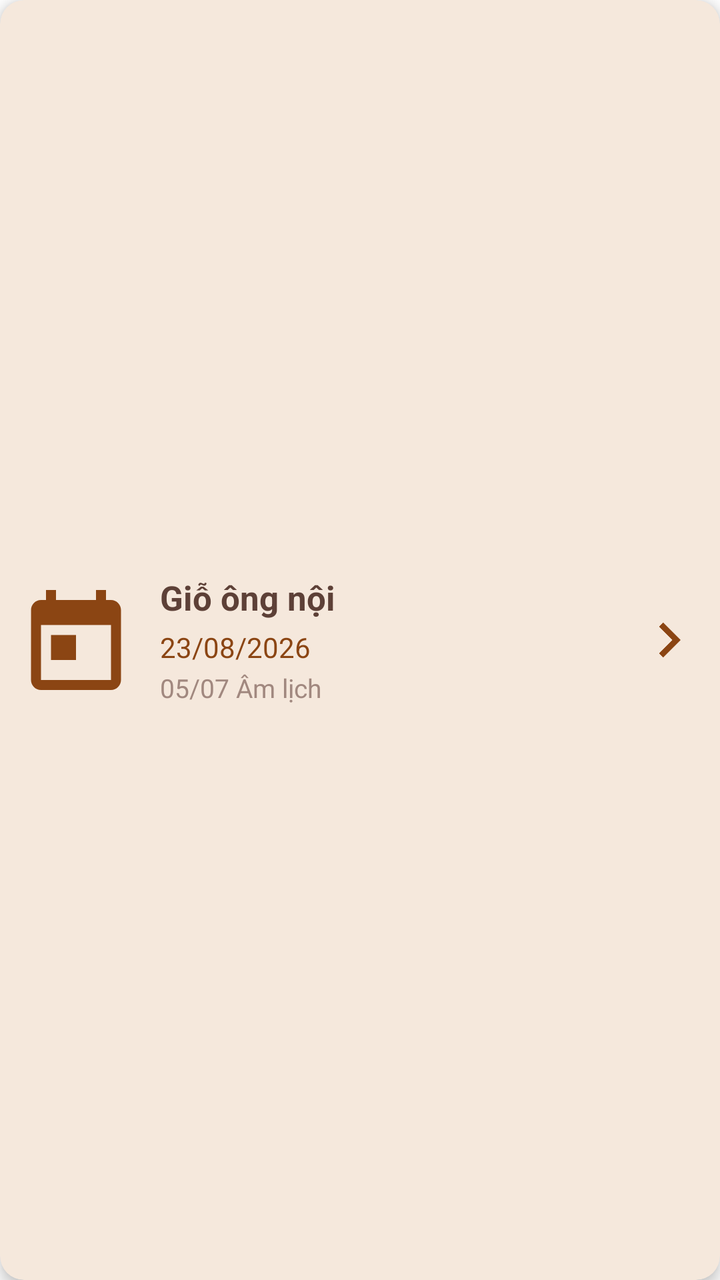
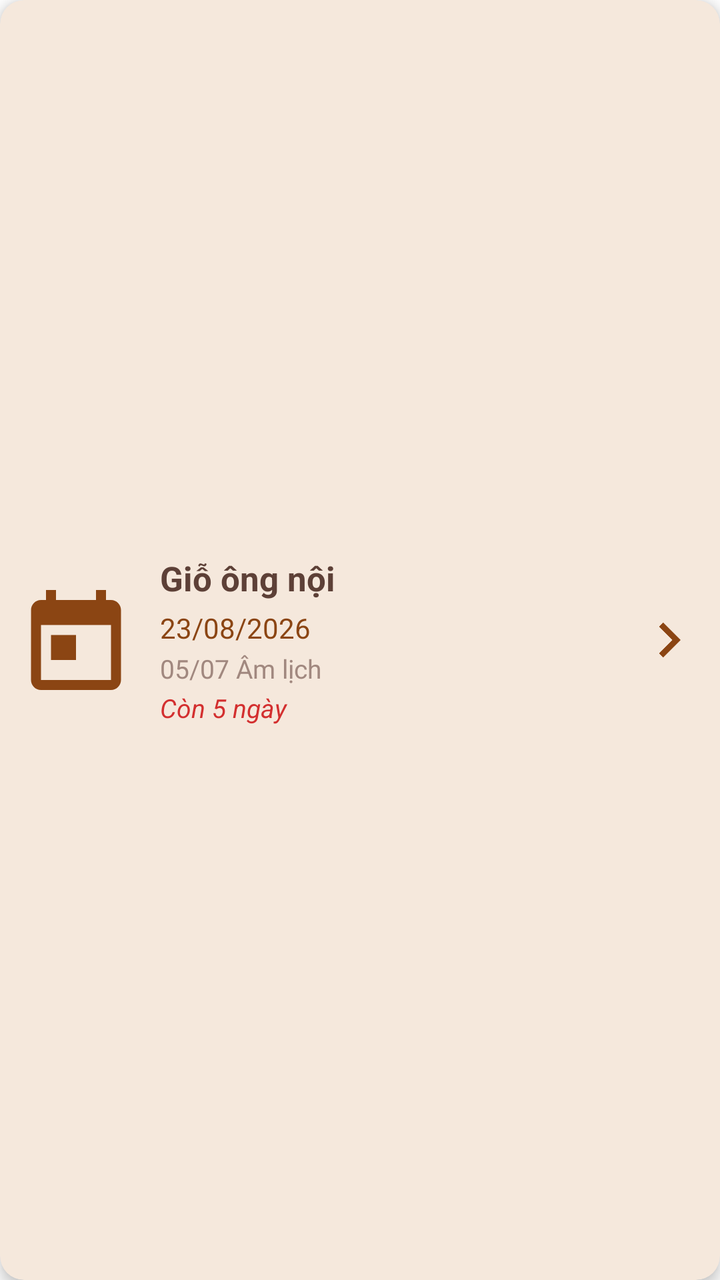

The first picture is an Android layout as it rendered before a commit; the second is the same layout after the commit. The layout source and the unified diff follow.
<!-- AndroidManifest.xml: application theme Theme.ThapHuongGiaTien -->
<!-- res/layout/item_home_event.xml -->
<?xml version="1.0" encoding="utf-8"?>
<androidx.cardview.widget.CardView xmlns:android="http://schemas.android.com/apk/res/android"
    xmlns:app="http://schemas.android.com/apk/res-auto"
    android:layout_width="match_parent"
    android:layout_height="wrap_content"
    app:cardBackgroundColor="#F5E8DC"
    app:cardCornerRadius="12dp"
    android:layout_marginBottom="6dp"
    app:cardElevation="4dp">
    <androidx.constraintlayout.widget.ConstraintLayout
        android:layout_width="match_parent"
        android:layout_height="match_parent"
        android:padding="8dp">
        <ImageView
            android:id="@+id/imgEventIcon"
            android:layout_width="60dp"
            android:layout_height="60dp"
            android:src="@drawable/ic_event_placeholder"
            android:contentDescription="@null"
            app:tint="#8B4513"
            app:layout_constraintBottom_toBottomOf="parent"
            app:layout_constraintStart_toStartOf="parent"
            app:layout_constraintTop_toTopOf="parent" />
        <LinearLayout
            android:id="@+id/layoutEventContent"
            android:layout_width="0dp"
            android:layout_height="wrap_content"
            android:layout_marginStart="12dp"
            android:orientation="vertical"
            app:layout_constraintBottom_toBottomOf="parent"
            app:layout_constraintEnd_toStartOf="@id/imgEventArrow"
            app:layout_constraintStart_toEndOf="@id/imgEventIcon"
            app:layout_constraintTop_toTopOf="parent">
            <TextView
                android:id="@+id/txtEventName"
                android:layout_width="match_parent"
                android:layout_height="wrap_content"
                android:text="Giỗ ông nội"
                android:textColor="#5D4037"
                android:textSize="17sp"
                android:textStyle="bold" />
            <TextView
                android:id="@+id/txtSolarDate"
                android:layout_width="match_parent"
                android:layout_height="wrap_content"
                android:layout_marginTop="4dp"
                android:text="23/08/2026"
                android:textColor="#8B4513"
                android:textSize="14sp" />
            <TextView
                android:id="@+id/txtLunarDate"
                android:layout_width="match_parent"
                android:layout_height="wrap_content"
                android:layout_marginTop="2dp"
                android:text="05/07 Âm lịch"
                android:textColor="#A1887F"
                android:textSize="13sp" />
        </LinearLayout>
        <ImageView
            android:id="@+id/imgEventArrow"
            android:layout_width="35dp"
            android:layout_height="match_parent"
            android:src="@drawable/ic_arrow_right"
            android:contentDescription="@null"
            app:tint="#8B4513"
            app:layout_constraintBottom_toBottomOf="parent"
            app:layout_constraintEnd_toEndOf="parent"
            app:layout_constraintTop_toTopOf="parent" />
    </androidx.constraintlayout.widget.ConstraintLayout>
</androidx.cardview.widget.CardView>
<!-- resources referenced by this layout -->
<resources>
  <!-- drawable ic_arrow_right (drawable) -->
  <vector xmlns:android="http://schemas.android.com/apk/res/android"
      android:width="24dp"
      android:height="24dp"
      android:viewportWidth="24"
      android:viewportHeight="24">
      <path
          android:fillColor="#FF000000"
          android:pathData="M8.59,16.59L13.17,12L8.59,7.41L10,6l6,6l-6,6L8.59,16.59z" />
  </vector>
  <!-- drawable ic_event_placeholder (drawable) -->
  <vector xmlns:android="http://schemas.android.com/apk/res/android"
      android:width="24dp"
      android:height="24dp"
      android:viewportWidth="24"
      android:viewportHeight="24">
      <path
          android:fillColor="#FF000000"
          android:pathData="M19,4h-1L18,2h-2v2L8,4L8,2L6,2v2L5,4c-1.11,0 -1.99,0.9 -1.99,2L3,20c0,1.1 0.89,2 2,2h14c1.1,0 2,-0.9 2,-2L21,6c0,-1.1 -0.9,-2 -2,-2zM19,20L5,20L5,9h14v11zM7,11h5v5L7,16z" />
  </vector>
  <style name="Theme.ThapHuongGiaTien" parent="Theme.MaterialComponents.DayNight.NoActionBar">
          
          <item name="colorPrimary">@color/purple_500</item>
          <item name="colorPrimaryVariant">@color/purple_700</item>
          <item name="colorOnPrimary">@color/white</item>
          
          <item name="colorSecondary">@color/teal_200</item>
          <item name="colorSecondaryVariant">@color/teal_700</item>
          <item name="colorOnSecondary">@color/black</item>
          
          <item name="android:statusBarColor">@color/white</item>
          <item name="android:windowLightStatusBar">true</item>
          
      </style>
  <color name="purple_500">#FF6200EE</color>
  <color name="purple_700">#FF3700B3</color>
  <color name="white">#FFFFFFFF</color>
  <color name="teal_200">#FF03DAC5</color>
  <color name="teal_700">#FF018786</color>
  <color name="black">#FF000000</color>
</resources>

<!-- the commit's change to res/layout/item_home_event.xml (unified diff, before → after) -->
@@ -55,6 +55,15 @@
                 android:text="05/07 Âm lịch"
                 android:textColor="#A1887F"
                 android:textSize="13sp" />
+            <TextView
+                android:id="@+id/txtStatus"
+                android:layout_width="match_parent"
+                android:layout_height="wrap_content"
+                android:layout_marginTop="2dp"
+                android:text="Còn 5 ngày"
+                android:textColor="#D32F2F"
+                android:textSize="13sp"
+                android:textStyle="italic" />
         </LinearLayout>
         <ImageView
             android:id="@+id/imgEventArrow"
